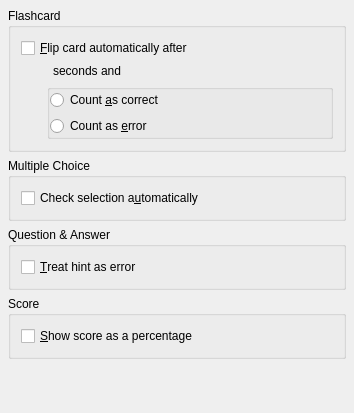
First picture: the form in src/prefquizbase.ui, repository KDE/kwordquiz, before the edit.
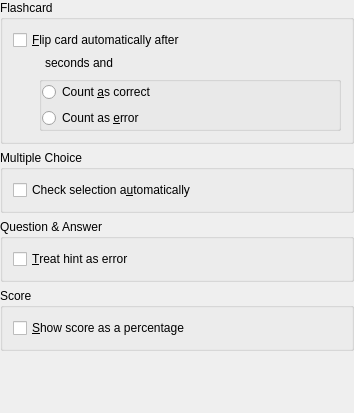
Second picture: the form after the edit. Custom widgets are drawn as their Qt base class.

The edit to the form file:
```diff
--- a/src/prefquizbase.ui
+++ b/src/prefquizbase.ui
@@ -23,7 +23,7 @@
   </property>
   <layout class="QGridLayout" >
    <property name="margin" >
-    <number>8</number>
+    <number>0</number>
    </property>
    <property name="spacing" >
     <number>6</number>
@@ -255,8 +255,6 @@
    </item>
   </layout>
  </widget>
- <layoutdefault spacing="6" margin="11" />
- <pixmapfunction>qPixmapFromMimeSource</pixmapfunction>
  <customwidgets>
   <customwidget>
    <class>KIntNumInput</class>
```
Left out of the diff: 3 changed lines with no effect on the pictures.
